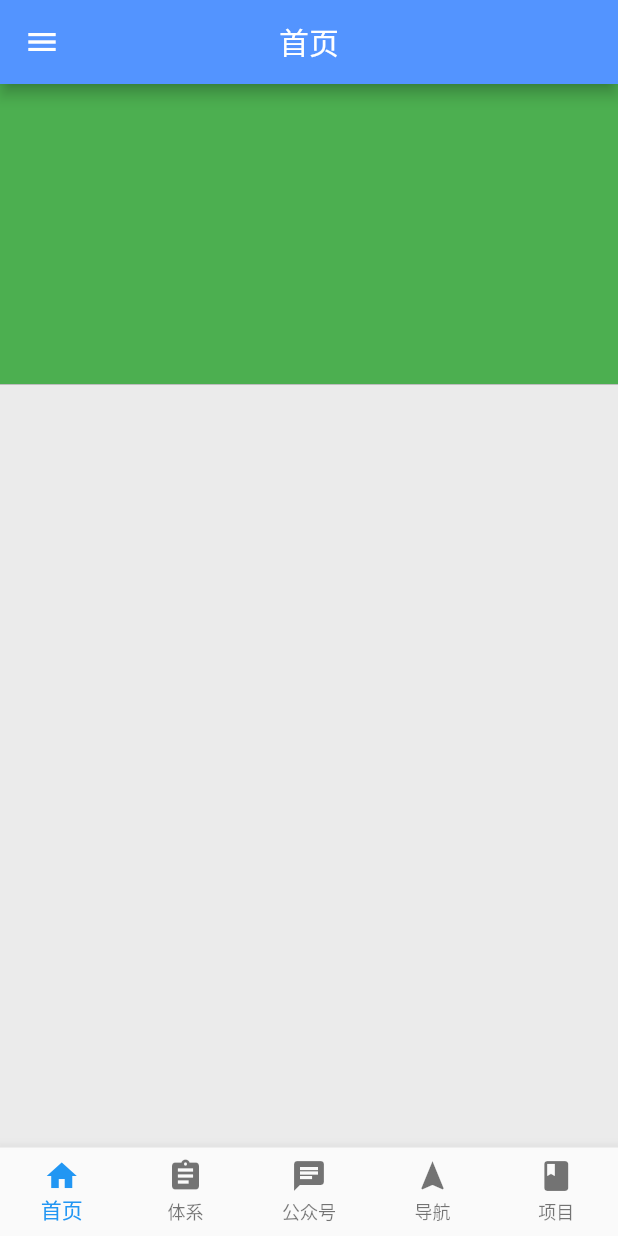
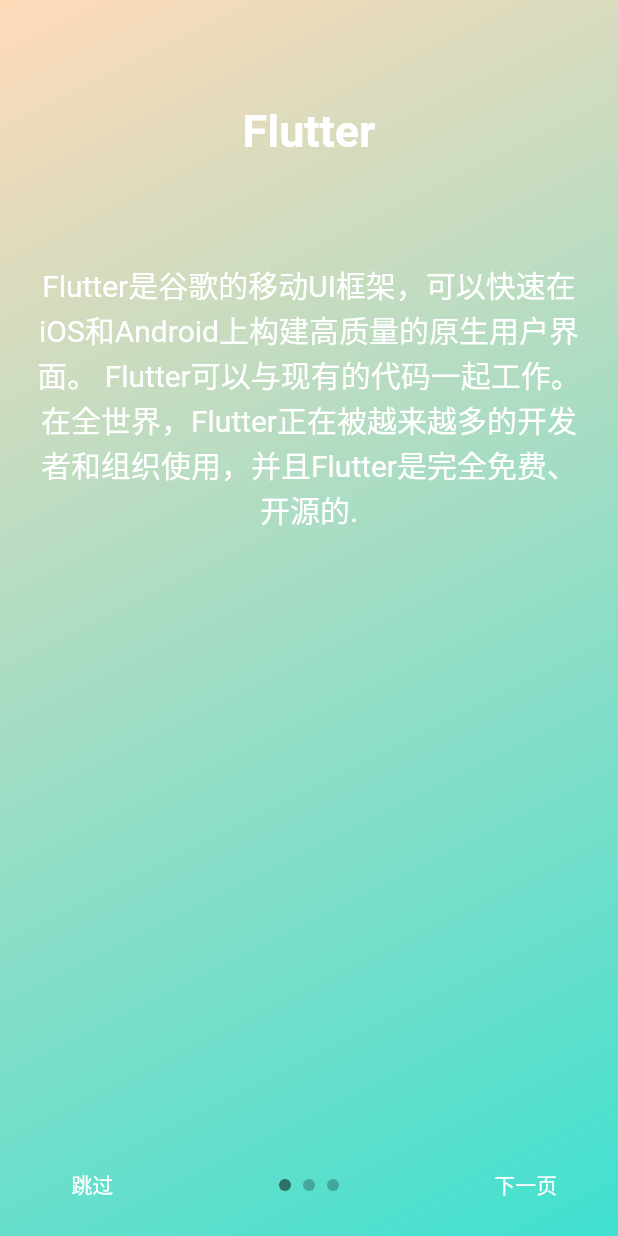
Before and after one commit to ngu2008/wanandroid, a Flutter app: the screen it shows after launch, on a phone screen of 412 x 824 dp. Run offline on Flutter 3.47's test engine with Material 2 defaults, Android fonts, the phone set to English and light mode, and no system bars; drawn by our look-alikes of intro_slider; our stand-ins replace dio, event_bus, flutter_slidable, flutter_swiper, fluttertoast, font_awesome_flutter and 1 more; missing offline and left inert: common_utils, flutter_webview_plugin, lpinyin; Roboto replaces fonts that are missing (Raleway).

Commit message:
新增精美引导页

```diff
--- a/lib/loading.dart
+++ b/lib/loading.dart
@@ -13,8 +13,8 @@ class _LoadingState extends State<LoadingPage> {
   void initState(){
     super.initState();
     //在加载页面停顿3秒
-    new Future.delayed(Duration(seconds: 3),(){
-      Navigator.of(context).pushReplacementNamed("app");
+    new Future.delayed(Duration(seconds: 2),(){
+      Navigator.of(context).pushReplacementNamed("splash");
     });
   }
 
@@ -24,7 +24,7 @@ class _LoadingState extends State<LoadingPage> {
       child: Stack(
         children: <Widget>[
           //加载页面居中背景图 使用cover模式
-          Image.asset("images/loading.jpg",fit: BoxFit.cover,),
+          Image.asset("images/loading.png",fit: BoxFit.cover,),
         ],
       ),
     );
--- a/lib/main.dart
+++ b/lib/main.dart
@@ -1,5 +1,6 @@
 import 'package:flutter/material.dart';
 import 'package:wanandroid_ngu/common/user.dart';
+import 'package:wanandroid_ngu/splash_screen.dart';
 import './app.dart';
 import './loading.dart';
 import 'dart:io';
@@ -34,6 +35,7 @@ class MyApp extends StatelessWidget {
 
       routes: <String, WidgetBuilder>{
         "app": (BuildContext context) => new App(),
+        "splash": (BuildContext context) => new SplashScreen(),
       },
 
       home: new LoadingPage(),
--- /dev/null
+++ b/lib/splash_screen.dart
@@ -0,0 +1,100 @@
+import 'package:flutter/material.dart';
+import 'package:intro_slider/intro_slider.dart';
+import 'package:wanandroid_ngu/app.dart';
+class SplashScreen extends StatefulWidget {
+  @override
+  State<StatefulWidget> createState() {
+
+    return new SplashScreenState() ;
+  }
+
+}
+
+class SplashScreenState extends State<SplashScreen> {
+
+  List<Slide> slides = new List();
+
+  @override
+  void initState() {
+    super.initState();
+
+    slides.add(
+      new Slide(
+        title: "Flutter",
+        description:
+        "Flutter是谷歌的移动UI框架，可以快速在iOS和Android上构建高质量的原生用户界面。 Flutter可以与现有的代码一起工作。在全世界，Flutter正在被越来越多的开发者和组织使用，并且Flutter是完全免费、开源的.",
+        styleDescription: TextStyle(
+            color: Colors.white,
+            fontSize: 20.0,
+            fontFamily: 'Raleway'),
+        marginDescription: EdgeInsets.only(left: 20.0, right: 20.0, top: 20.0, bottom: 70.0),
+        colorBegin: Color(0xffFFDAB9),
+        colorEnd: Color(0xff40E0D0),
+        directionColorBegin: Alignment.topLeft,
+        directionColorEnd: Alignment.bottomRight,
+      ),
+    );
+
+    slides.add(
+      new Slide(
+        title: "Wanandroid",
+        description:
+        "这是一款使用Flutter写的WanAndroid客户端应用，在Android和IOS都完美运行,可以用来入门Flutter，简单明了，适合初学者,项目完全开源，如果本项目确实能够帮助到你学习Flutter，谢谢start，有问题请提交Issues,我会及时回复",
+        styleDescription: TextStyle(
+            color: Colors.white,
+            fontSize: 20.0,
+            fontFamily: 'Raleway'),
+        marginDescription: EdgeInsets.only(left: 20.0, right: 20.0, top: 20.0, bottom: 70.0),
+        colorBegin: Color(0xffFFFACD),
+        colorEnd: Color(0xffFF6347),
+        directionColorBegin: Alignment.topLeft,
+        directionColorEnd: Alignment.bottomRight,
+      ),
+    );
+
+    slides.add(
+      new Slide(
+        title: "Welcome",
+        description:
+        "赠人玫瑰，手有余香。分享技术，传递快乐.",
+        styleDescription: TextStyle(
+            color: Colors.white,
+            fontSize: 20.0,
+            fontFamily: 'Raleway'),
+        marginDescription: EdgeInsets.only(left: 20.0, right: 20.0, top: 20.0, bottom: 70.0),
+        colorBegin: Color(0xffFFA500),
+        colorEnd: Color(0xff7FFFD4),
+        directionColorBegin: Alignment.topLeft,
+        directionColorEnd: Alignment.bottomRight,
+      ),
+    );
+  }
+
+  void onDonePress() {
+    Navigator.of(context).pushAndRemoveUntil(
+        new MaterialPageRoute(
+            builder: (context) => App()),
+            (route) => route == null);
+  }
+
+  void onSkipPress() {
+    Navigator.of(context).pushAndRemoveUntil(
+        new MaterialPageRoute(
+            builder: (context) => App()),
+            (route) => route == null);
+  }
+
+
+  @override
+  Widget build(BuildContext context) {
+    return IntroSlider(
+        slides: this.slides,
+      onDonePress: this.onDonePress,
+      onSkipPress: this.onSkipPress,
+      nameSkipBtn: "跳过",
+      nameNextBtn: "下一页",
+      nameDoneBtn: "进入",
+    );
+  }
+
+}
--- a/pubspec.yaml
+++ b/pubspec.yaml
@@ -31,6 +31,7 @@ dependencies:
   # Dart 常用工具类库 https://github.com/Sky24n/common_utils
   common_utils: ^1.0.9
   flutter_screenutil: ^0.5.0
+  intro_slider: ^1.1.8
 
 dev_dependencies:
   flutter_test:
@@ -52,5 +53,6 @@ flutter:
   assets:
 
   #加载页面图片资源
-  - images/loading.jpg
+  - images/loading.png
+  - images/flutter.png
   - images/head.jpg
```
Also changed, not shown: images/flutter.png (added), images/loading.jpg (deleted), images/loading.png (added), 3 other files.
